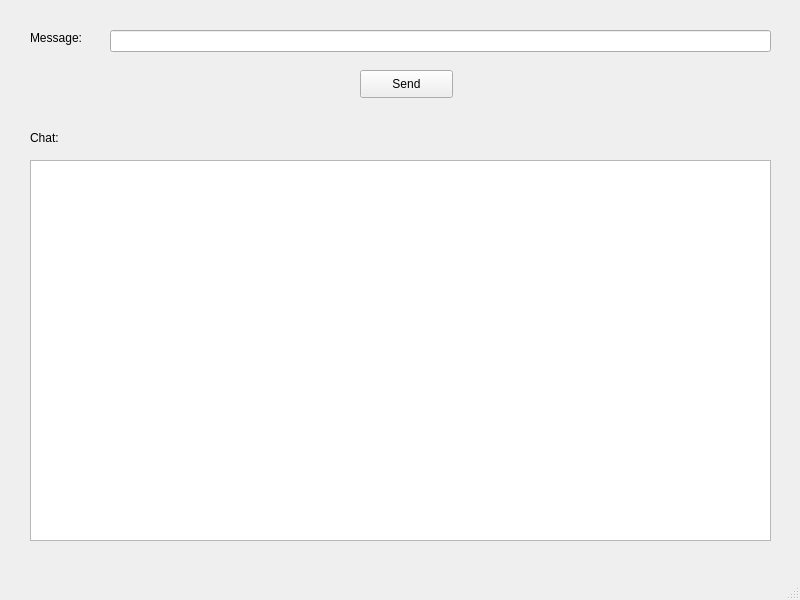
The window that Client/designer/view.ui (mertl-tgm/Python-IPC-Simple-Chat) describes before a commit, drawn with Qt 5.
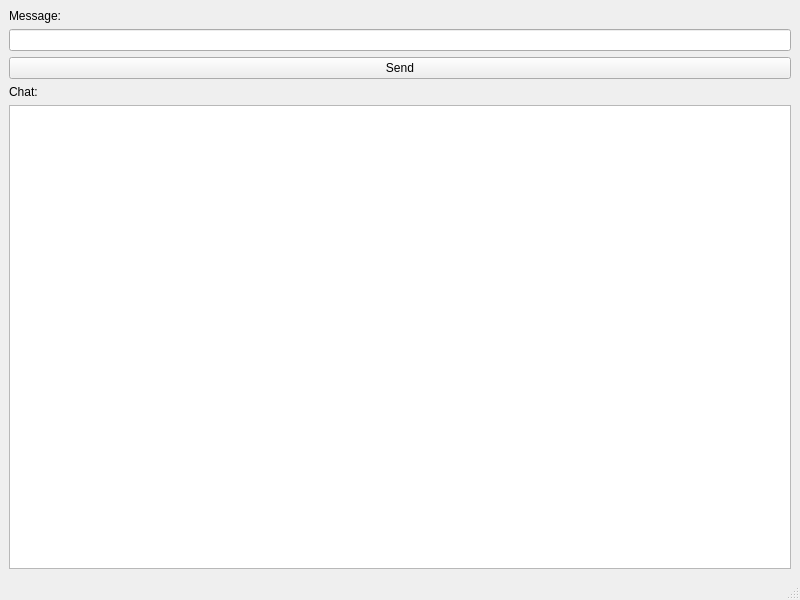
The same window after the commit.

```diff
--- a/Client/designer/view.ui
+++ b/Client/designer/view.ui
@@ -29,65 +29,35 @@
    <bool>false</bool>
   </property>
   <widget class="QWidget" name="centralwidget">
-   <widget class="QLineEdit" name="lineEdit">
-    <property name="geometry">
-     <rect>
-      <x>110</x>
-      <y>30</y>
-      <width>661</width>
-      <height>22</height>
-     </rect>
-    </property>
-   </widget>
+   <layout class="QVBoxLayout" name="verticalLayout">
+    <item>
    <widget class="QLabel" name="label">
-    <property name="geometry">
-     <rect>
-      <x>30</x>
-      <y>30</y>
-      <width>53</width>
-      <height>16</height>
-     </rect>
-    </property>
     <property name="text">
      <string>Message:</string>
     </property>
    </widget>
+    </item>
+    <item>
+     <widget class="QLineEdit" name="lineEdit"/>
+    </item>
+    <item>
    <widget class="QPushButton" name="pushButton">
-    <property name="geometry">
-     <rect>
-      <x>360</x>
-      <y>70</y>
-      <width>93</width>
-      <height>28</height>
-     </rect>
-    </property>
     <property name="text">
      <string>Send</string>
     </property>
    </widget>
+    </item>
+    <item>
    <widget class="QLabel" name="label_2">
-    <property name="geometry">
-     <rect>
-      <x>30</x>
-      <y>130</y>
-      <width>53</width>
-      <height>16</height>
-     </rect>
-    </property>
     <property name="text">
      <string>Chat:</string>
     </property>
    </widget>
-   <widget class="QTextBrowser" name="textBrowser">
-    <property name="geometry">
-     <rect>
-      <x>30</x>
-      <y>160</y>
-      <width>741</width>
-      <height>381</height>
-     </rect>
-    </property>
-   </widget>
+    </item>
+    <item>
+     <widget class="QTextBrowser" name="textBrowser"/>
+    </item>
+   </layout>
   </widget>
   <widget class="QStatusBar" name="statusbar"/>
  </widget>
```
Lines whose indentation alone changed are shown as unchanged.
